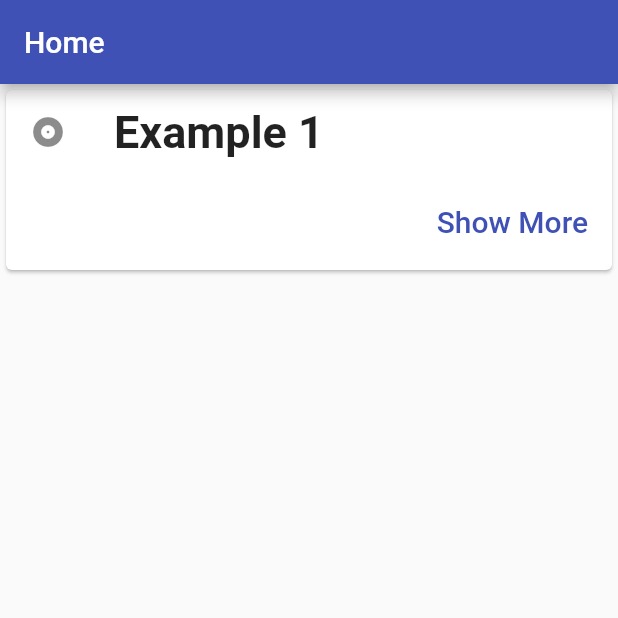
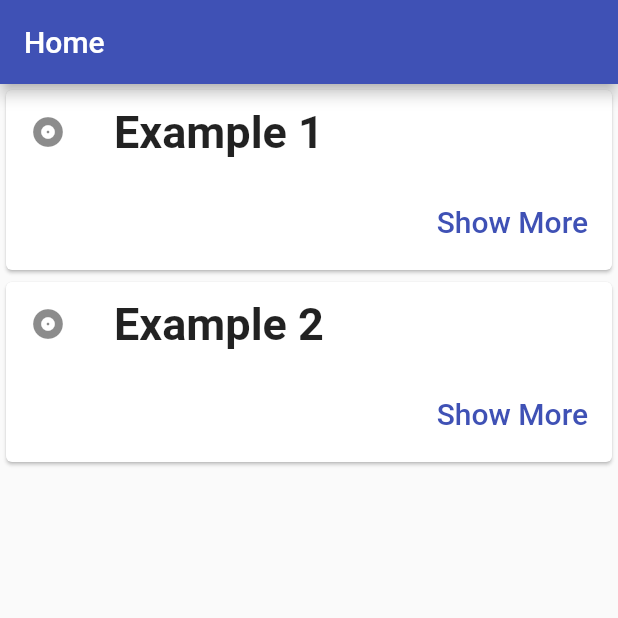
Before and after one commit to manuelduarte077/neverforgett, a Flutter app: the screen it shows after launch, on a phone screen of 412 x 824 dp, the top half of it. Run offline on Flutter 3.47's test engine with Material 2 defaults, Android fonts, the phone set to English and light mode, and no system bars; our stand-ins replace flutter_markdown.

Commit message:
refactor: add example two

```diff
--- a/lib/src/app.dart
+++ b/lib/src/app.dart
@@ -1,4 +1,5 @@
 import 'package:flmarkdown/src/screens/example_one.dart';
+import 'package:flmarkdown/src/screens/example_two.dart';
 import 'package:flmarkdown/src/screens/home_screen.dart';
 import 'package:flutter/material.dart';
 
@@ -17,6 +18,7 @@ class MyApp extends StatelessWidget {
       routes: {
         'home': (context) => const HomeScreen(),
         'example1': (context) => const ExampleOneScreen(),
+        'example2': (context) => const ExampleTwoScreen(),
       },
     );
   }
--- /dev/null
+++ b/lib/src/screens/example_two.dart
@@ -0,0 +1,14 @@
+import 'package:flutter/material.dart';
+
+class ExampleTwoScreen extends StatelessWidget {
+  const ExampleTwoScreen({Key? key}) : super(key: key);
+
+  @override
+  Widget build(BuildContext context) {
+    return const Scaffold(
+      body: Center(
+        child: Text('ExampleTwoScreen'),
+      ),
+    );
+  }
+}
--- a/lib/src/screens/home_screen.dart
+++ b/lib/src/screens/home_screen.dart
@@ -1,3 +1,4 @@
+import 'package:flmarkdown/src/widgets/examples.dart';
 import 'package:flutter/material.dart';
 
 class HomeScreen extends StatelessWidget {
@@ -9,30 +10,27 @@ class HomeScreen extends StatelessWidget {
       appBar: AppBar(
         title: const Text('Home'),
       ),
-      body: Card(
-        child: Column(
-          mainAxisSize: MainAxisSize.min,
-          children: <Widget>[
-            const ListTile(
-              leading: Icon(Icons.album),
-              title: Text(
-                'Example 1',
-                style: TextStyle(fontWeight: FontWeight.bold, fontSize: 30),
-              ),
+      body: ListView(
+        children: <Widget>[
+          CardExample(
+            title: 'Example 1',
+            textButton: TextButton(
+              child: const Text('Show More', style: TextStyle(fontSize: 20)),
+              onPressed: () {
+                Navigator.pushNamed(context, 'example1');
+              },
             ),
-            ButtonBar(
-              children: <Widget>[
-                TextButton(
-                  child:
-                      const Text('Show More', style: TextStyle(fontSize: 20)),
-                  onPressed: () {
-                    Navigator.pushNamed(context, 'example1');
-                  },
-                ),
-              ],
+          ),
+          CardExample(
+            title: 'Example 2',
+            textButton: TextButton(
+              child: const Text('Show More', style: TextStyle(fontSize: 20)),
+              onPressed: () {
+                Navigator.pushNamed(context, 'example2');
+              },
             ),
-          ],
-        ),
+          ),
+        ],
       ),
     );
   }
--- /dev/null
+++ b/lib/src/widgets/examples.dart
@@ -0,0 +1,34 @@
+import 'package:flutter/material.dart';
+
+class CardExample extends StatelessWidget {
+  final String title;
+  final TextButton textButton;
+  const CardExample({
+    Key? key,
+    required this.title,
+    required this.textButton,
+  }) : super(key: key);
+
+  @override
+  Widget build(BuildContext context) {
+    return Card(
+      child: Column(
+        mainAxisSize: MainAxisSize.min,
+        children: <Widget>[
+          ListTile(
+            leading: const Icon(Icons.album),
+            title: Text(
+              title,
+              style: const TextStyle(fontWeight: FontWeight.bold, fontSize: 30),
+            ),
+          ),
+          ButtonBar(
+            children: <Widget>[
+              textButton,
+            ],
+          ),
+        ],
+      ),
+    );
+  }
+}
```
